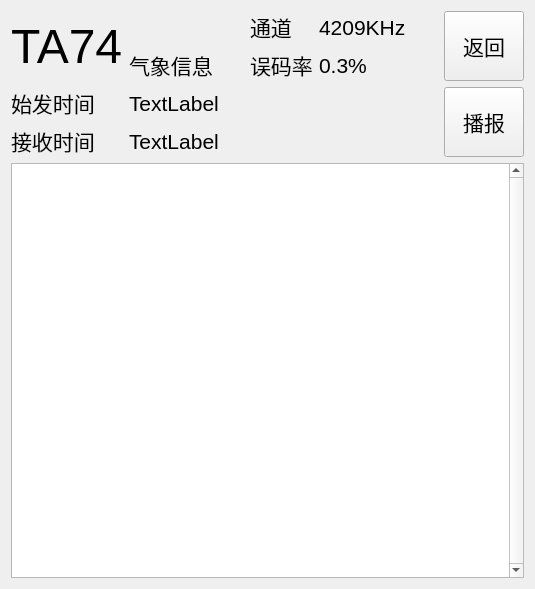
Qt form panel_detail.ui (GuoZhiyong/navtex_qt) before a commit.
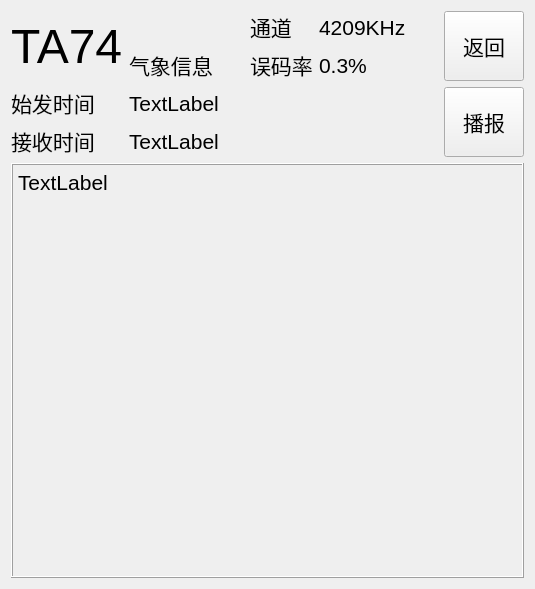
The same form after that commit.

The edit to the form file:
```diff
--- a/panel_detail.ui
+++ b/panel_detail.ui
@@ -246,17 +246,27 @@
       </widget>
      </item>
      <item row="4" column="0" colspan="7">
-      <widget class="QTextEdit" name="txt_info">
-       <property name="font">
-        <font>
-         <pointsize>24</pointsize>
-         <weight>50</weight>
-         <italic>false</italic>
-         <bold>false</bold>
-        </font>
+      <widget class="QLabel" name="lbl_info">
+       <property name="sizePolicy">
+        <sizepolicy hsizetype="Preferred" vsizetype="Preferred">
+         <horstretch>0</horstretch>
+         <verstretch>1</verstretch>
+        </sizepolicy>
        </property>
-       <property name="verticalScrollBarPolicy">
-        <enum>Qt::ScrollBarAlwaysOn</enum>
+       <property name="frameShape">
+        <enum>QFrame::Box</enum>
+       </property>
+       <property name="frameShadow">
+        <enum>QFrame::Raised</enum>
+       </property>
+       <property name="text">
+        <string>TextLabel</string>
+       </property>
+       <property name="alignment">
+        <set>Qt::AlignLeading|Qt::AlignLeft|Qt::AlignTop</set>
+       </property>
+       <property name="wordWrap">
+        <bool>true</bool>
        </property>
       </widget>
      </item>
```
Left out of the diff: 92 changed lines with no effect on the pictures.
